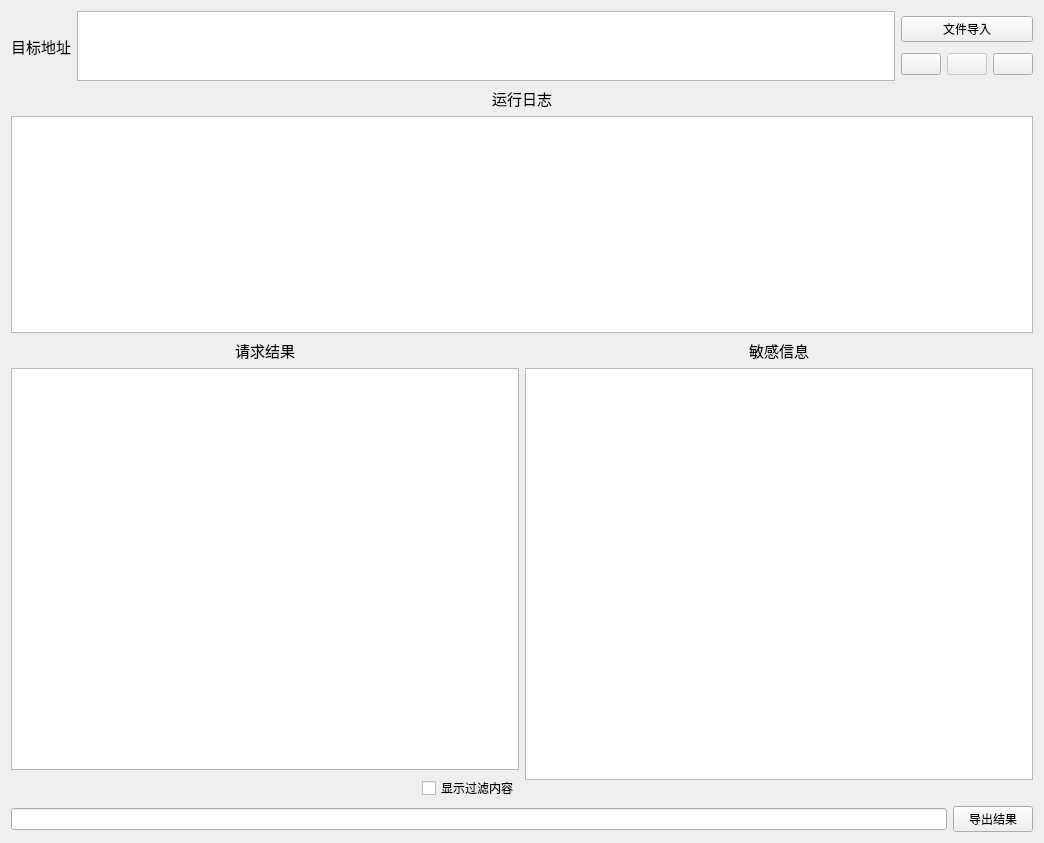
Above: ui/ui_main.ui from abcd1234564499sc/scanJSUrlThreading before the change. Below: the same form after it.
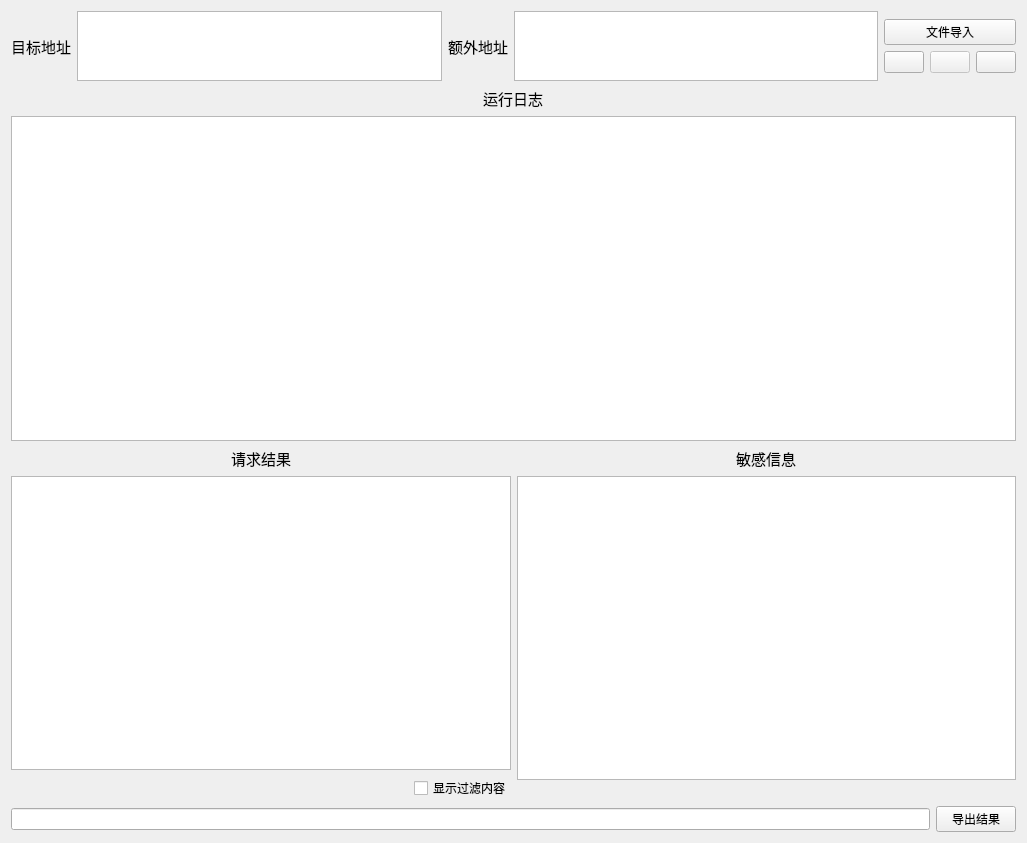
That is the form after the change. Icons and pictures are not drawn.

The edit to the form file:
```diff
--- a/ui/ui_main.ui
+++ b/ui/ui_main.ui
@@ -6,7 +6,7 @@
    <rect>
     <x>0</x>
     <y>0</y>
-    <width>1044</width>
+    <width>1027</width>
     <height>843</height>
    </rect>
   </property>
@@ -17,9 +17,9 @@
    <iconset resource="../resource/source.qrc">
     <normaloff>:/图片/icon.png</normaloff>:/图片/icon.png</iconset>
   </property>
-  <layout class="QVBoxLayout" name="verticalLayout_6">
+  <layout class="QVBoxLayout" name="verticalLayout_5" stretch="1,6,6,1">
    <item>
-    <layout class="QVBoxLayout" name="verticalLayout_5" stretch="1,8,15,1">
+    <layout class="QHBoxLayout" name="horizontalLayout_6">
      <item>
       <layout class="QHBoxLayout" name="horizontalLayout_4">
        <item>
@@ -38,8 +38,32 @@
        <item>
         <widget class="QPlainTextEdit" name="plainTextEdit"/>
        </item>
+      </layout>
+     </item>
        <item>
-        <layout class="QVBoxLayout" name="verticalLayout_3">
+      <layout class="QHBoxLayout" name="horizontalLayout_5">
+       <item>
+        <widget class="QLabel" name="label_6">
+         <property name="font">
+          <font>
+           <family>Arial</family>
+           <pointsize>11</pointsize>
+          </font>
+         </property>
+         <property name="text">
+          <string>额外地址</string>
+         </property>
+        </widget>
+       </item>
+       <item>
+        <widget class="QPlainTextEdit" name="extraUrlTextEdit"/>
+       </item>
+      </layout>
+     </item>
+     <item>
+      <layout class="QVBoxLayout" name="verticalLayout_6" stretch="5">
+       <item>
+        <layout class="QVBoxLayout" name="verticalLayout_3" stretch="0,0">
          <item>
           <widget class="QPushButton" name="pushButton_4">
            <property name="text">
@@ -95,6 +119,8 @@
        </item>
       </layout>
      </item>
+    </layout>
+   </item>
      <item>
       <layout class="QVBoxLayout" name="verticalLayout_2">
        <item alignment="Qt::AlignHCenter|Qt::AlignVCenter">
@@ -209,8 +235,6 @@
           <string>导出结果</string>
          </property>
         </widget>
-       </item>
-      </layout>
      </item>
     </layout>
    </item>
```
Lines whose indentation alone changed are shown as unchanged.
